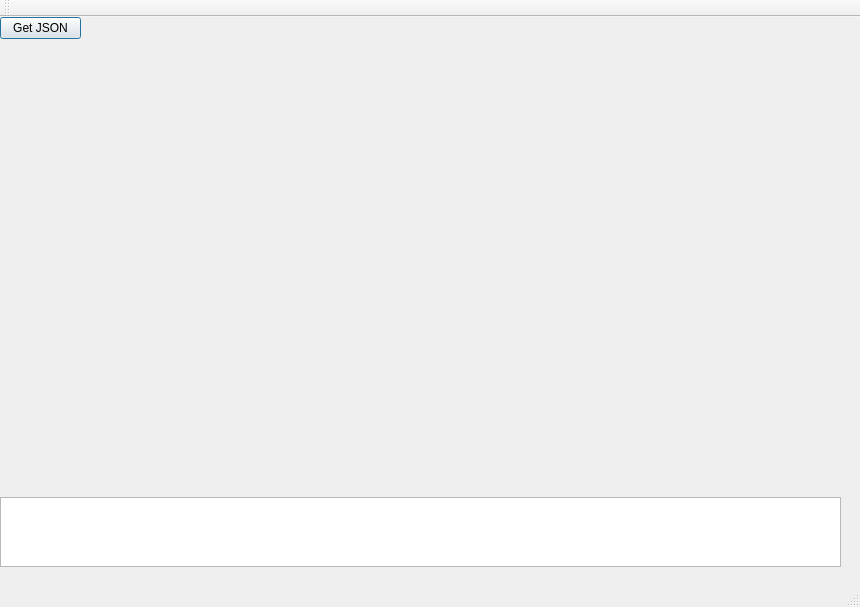
citizenfish/rp_experimental, file JavascriptAPITest/mainwindow.ui: the form before one commit.
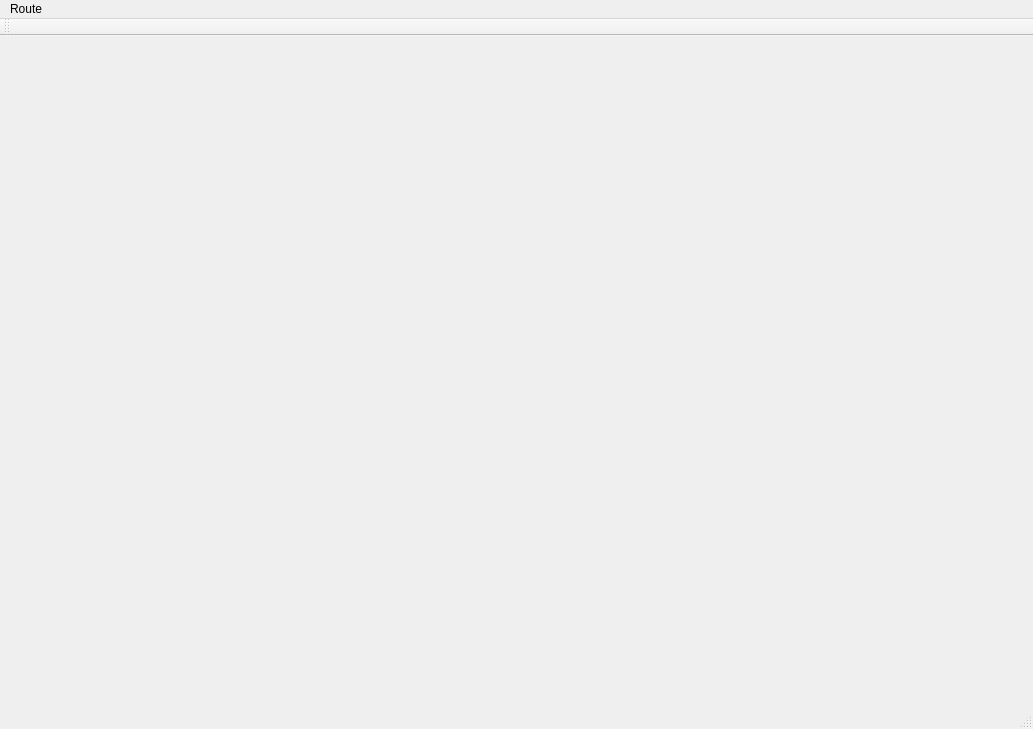
The form after the commit.

```diff
--- a/JavascriptAPITest/mainwindow.ui
+++ b/JavascriptAPITest/mainwindow.ui
@@ -6,56 +6,33 @@
    <rect>
     <x>0</x>
     <y>0</y>
-    <width>860</width>
-    <height>607</height>
+    <width>1033</width>
+    <height>729</height>
    </rect>
   </property>
   <property name="windowTitle">
    <string>MainWindow</string>
   </property>
-  <widget class="QWidget" name="centralWidget">
-   <widget class="QPlainTextEdit" name="plainTextEdit">
-    <property name="geometry">
-     <rect>
-      <x>0</x>
-      <y>480</y>
-      <width>841</width>
-      <height>70</height>
-     </rect>
-    </property>
-   </widget>
-   <widget class="QPushButton" name="pushButton">
-    <property name="geometry">
-     <rect>
-      <x>0</x>
-      <y>0</y>
-      <width>81</width>
-      <height>22</height>
-     </rect>
-    </property>
-    <property name="text">
-     <string>Get JSON</string>
-    </property>
-    <property name="autoDefault">
-     <bool>true</bool>
-    </property>
-    <property name="default">
-     <bool>true</bool>
-    </property>
-    <property name="flat">
-     <bool>false</bool>
-    </property>
-   </widget>
-  </widget>
+  <widget class="QWidget" name="centralWidget"/>
   <widget class="QMenuBar" name="menuBar">
    <property name="geometry">
     <rect>
      <x>0</x>
      <y>0</y>
-     <width>860</width>
-     <height>19</height>
+     <width>1033</width>
+     <height>16</height>
     </rect>
    </property>
+   <widget class="QMenu" name="menuFile">
+    <property name="title">
+     <string>Route</string>
+    </property>
+    <addaction name="actionNew_Route"/>
+    <addaction name="actionLoad_Route"/>
+    <addaction name="actionSave_Route"/>
+    <addaction name="actionQuit"/>
+   </widget>
+   <addaction name="menuFile"/>
   </widget>
   <widget class="QToolBar" name="mainToolBar">
    <attribute name="toolBarArea">
```
Left out of the diff: 58 changed lines with no effect on the pictures.
